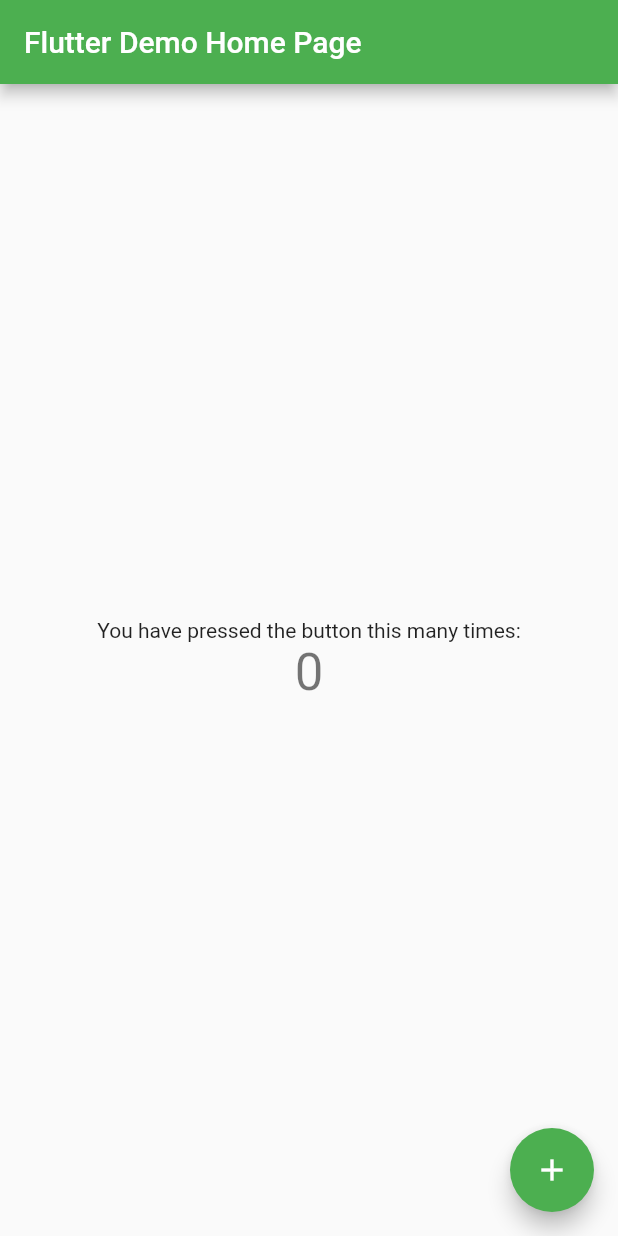
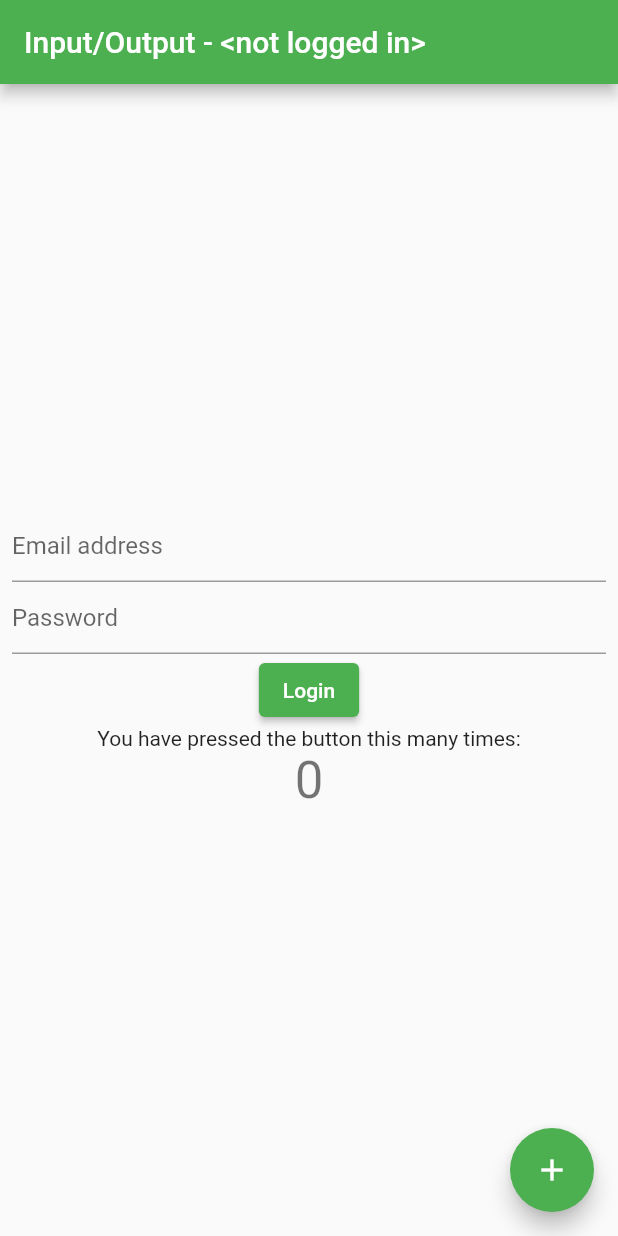
Before and after one commit to samskivert/inoutapp, a Flutter app: the screen it shows after launch, on a phone screen of 412 x 824 dp. Run offline on Flutter 3.47's test engine with Material 2 defaults, Android fonts, the phone set to English and light mode, and no system bars; our stand-ins replace firebase_auth, firebase_core, google_sign_in; accounts and stored records are empty.

Commit message:
Working on Firebase auth.

```diff
--- /dev/null
+++ b/lib/auth.dart
@@ -0,0 +1,82 @@
+import 'package:flutter/material.dart';
+import 'package:firebase_auth/firebase_auth.dart';
+
+class AuthForm extends StatefulWidget {
+  const AuthForm({super.key});
+
+  @override AuthFormState createState() {
+    return AuthFormState();
+  }
+}
+
+class AuthFormState extends State<AuthForm> {
+  final _formKey = GlobalKey<FormState>();
+  String _email = "";
+  String _password = "";
+  String _status = "";
+  bool _authing = false;
+
+  void login () async {
+    setState(() {
+      _authing = true;
+    });
+    try {
+      await FirebaseAuth.instance.signInWithEmailAndPassword(
+        email: _email,
+        password: _password
+      );
+    } on FirebaseAuthException catch (e) {
+      if (e.code == 'user-not-found') {
+        setState(() {
+          _status = 'No user found for that email.';
+        });
+      } else if (e.code == 'wrong-password') {
+        setState(() {
+          _status = 'That password is not correct.';
+        });
+      }
+    }
+    setState(() {
+      _authing = false;
+    });
+  }
+
+  @override Widget build(BuildContext context) {
+    return Form(
+      key: _formKey,
+      child: Column(
+        children: <Widget>[
+          TextFormField(
+            decoration: const InputDecoration(
+              hintText: 'Email address',
+            ),
+            onChanged: (text) {
+              _email = text;
+            },
+            validator: (value) {
+              return value == null || value.isEmpty ? 'Please enter your email address.' : null;
+            },
+          ),
+          TextFormField(
+            decoration: const InputDecoration(
+              hintText: 'Password',
+            ),
+            obscureText: true,
+            onChanged: (text) {
+              _password = text;
+            },
+            validator: (value) {
+              return value == null || value.isEmpty ? 'Please enter your password.' : null;
+            },
+          ),
+          ElevatedButton(
+            onPressed: _authing ? null : () {
+              if (_formKey.currentState!.validate()) login();
+            },
+            child: const Text('Login'),
+          ),
+        ],
+      ),
+    );
+  }
+}
--- a/lib/main.dart
+++ b/lib/main.dart
@@ -1,7 +1,18 @@
 import 'package:flutter/material.dart';
 import 'package:firebase_core/firebase_core.dart';
+import 'package:firebase_auth/firebase_auth.dart';
+import 'package:google_sign_in/google_sign_in.dart';
 import 'firebase_options.dart';
-// import 'package:firebase_auth/firebase_auth.dart';
+import 'auth.dart';
+
+Future<UserCredential> signInWithGoogle() async {
+  var googleUser = await GoogleSignIn().signIn();
+  var googleAuth = await googleUser?.authentication;
+  return await FirebaseAuth.instance.signInWithCredential(GoogleAuthProvider.credential(
+    accessToken: googleAuth?.accessToken,
+    idToken: googleAuth?.idToken,
+  ));
+}
 
 void main() async {
   WidgetsFlutterBinding.ensureInitialized();
@@ -9,21 +20,39 @@
   var task = Firebase.initializeApp(
     options: DefaultFirebaseOptions.currentPlatform,
   );
-  runApp(const MyApp());
   await task;
+  runApp(const InOutApp());
 }
 
-class MyApp extends StatelessWidget {
-  const MyApp({super.key});
+class InOutApp extends StatefulWidget {
+  const InOutApp({super.key});
+
+  @override
+  State<InOutApp> createState() => InOutAppState();
+}
+
+class InOutAppState extends State<InOutApp> {
+  User? _user;
+
+  @override
+  void initState () {
+    super.initState();
+    FirebaseAuth.instance.authStateChanges().listen((User? user) {
+      setState(() {
+        _user = user;
+      });
+    });
+  }
 
   @override
   Widget build(BuildContext context) {
+    var title = 'Input/Output - ${(_user?.displayName ?? '<not logged in>')}';
     return MaterialApp(
-      title: 'Flutter Demo',
+      title: title,
       theme: ThemeData(
         primarySwatch: Colors.green,
       ),
-      home: const MyHomePage(title: 'Flutter Demo Home Page'),
+      home: MyHomePage(title: title),
     );
   }
 }
@@ -40,10 +69,11 @@
 class _MyHomePageState extends State<MyHomePage> {
   int _counter = 0;
 
-  void _incrementCounter() {
-    setState(() {
-      _counter++;
-    });
+  void _incrementCounter() async {
+    // setState(() {
+    //   _counter++;
+    // });
+    await signInWithGoogle();
   }
 
   @override
@@ -53,9 +83,12 @@
         title: Text(widget.title),
       ),
       body: Center(
+        child: Padding(
+          padding: const EdgeInsets.symmetric(horizontal: 8, vertical: 16),
           child: Column(
             mainAxisAlignment: MainAxisAlignment.center,
             children: <Widget>[
+              const AuthForm(),
               const Text(
                 'You have pressed the button this many times:',
               ),
@@ -66,6 +99,7 @@
             ],
           ),
         ),
+      ),
       floatingActionButton: FloatingActionButton(
         onPressed: _incrementCounter,
         tooltip: 'Increment',
--- a/pubspec.yaml
+++ b/pubspec.yaml
@@ -21,6 +21,7 @@
   firebase_core: ^2.15.1
   firebase_auth: ^4.9.0
   cloud_firestore: ^4.9.1
+  google_sign_in: ^6.1.4
 
 dev_dependencies:
   flutter_test:
```
Also changed, not shown: lib/firebase_options.dart, pubspec.lock. Lines whose indentation alone changed are shown as unchanged.
